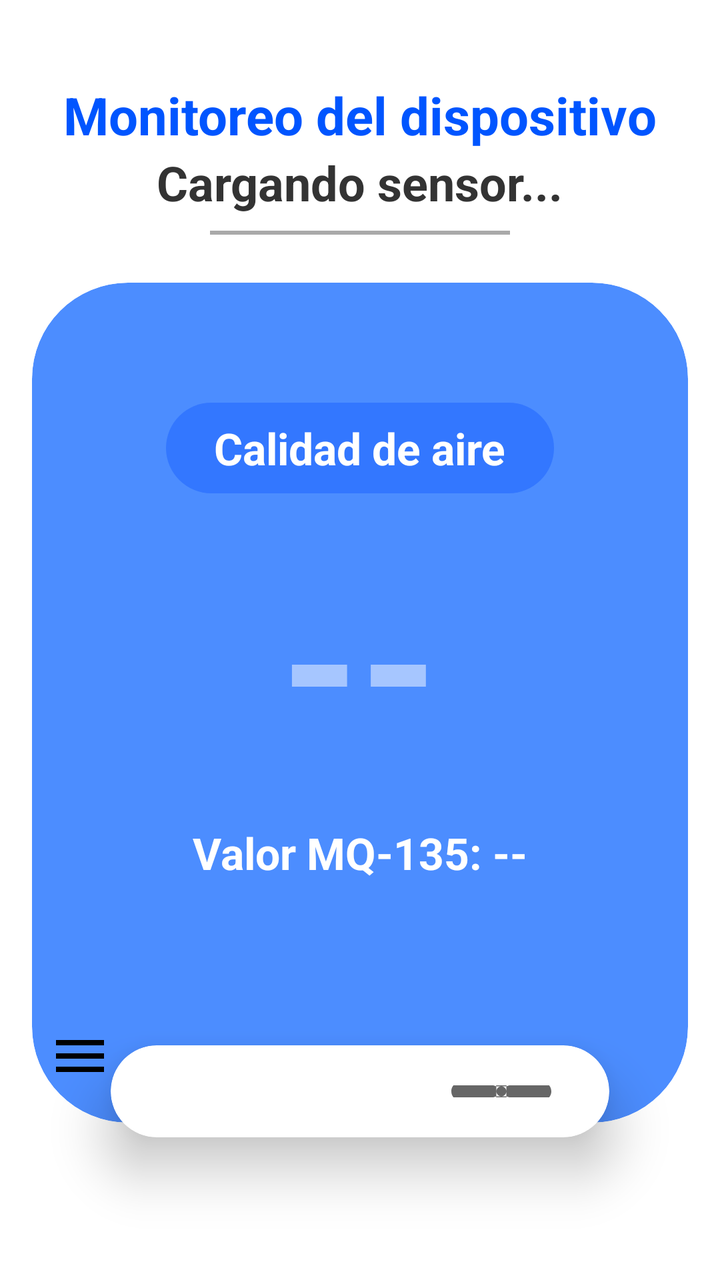
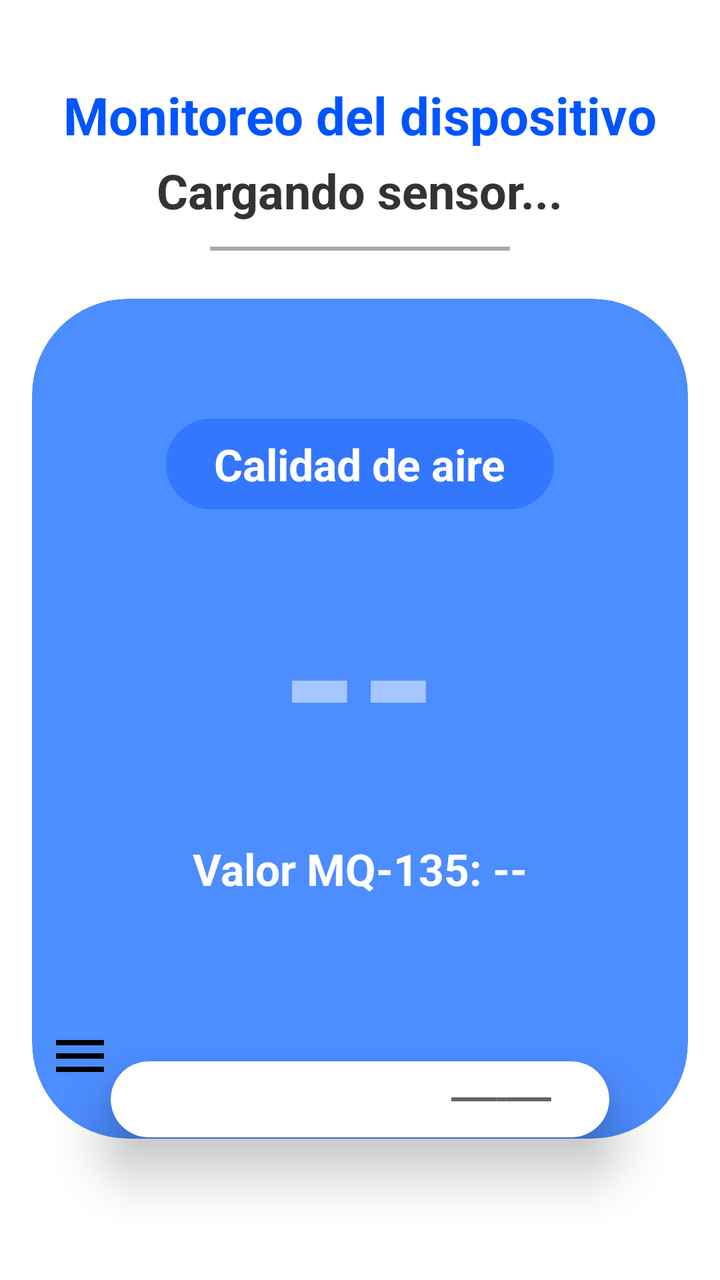

Before-and-after screenshots of an Android layout around one commit, followed by the original layout XML and the change that was made.
<!-- AndroidManifest.xml: application theme Theme.Monitoreo_de_Aire -->
<!-- res/layout/activity_dashboard.xml -->
<?xml version="1.0" encoding="utf-8"?>
<androidx.drawerlayout.widget.DrawerLayout
    xmlns:android="http://schemas.android.com/apk/res/android"
    xmlns:app="http://schemas.android.com/apk/res-auto"
    android:id="@+id/drawer_layout"
    android:layout_width="match_parent"
    android:layout_height="match_parent">

    
    <RelativeLayout
        android:layout_width="match_parent"
        android:layout_height="match_parent"
        android:background="@color/fondo_dashboard">

        <LinearLayout xmlns:android="http://schemas.android.com/apk/res/android"
            xmlns:app="http://schemas.android.com/apk/res-auto"
            android:id="@+id/dashboard"
            android:layout_width="match_parent"
            android:layout_height="match_parent"
            android:orientation="vertical"
            android:background="@color/white">

            <LinearLayout
                android:layout_width="match_parent"
                android:layout_height="match_parent"
                android:orientation="vertical"
                android:padding="16dp"
                android:gravity="center_horizontal">

                <TextView
                    android:layout_width="wrap_content"
                    android:layout_height="wrap_content"
                    android:layout_marginTop="24dp"
                    android:text="@string/dashboard_titulo"
                    android:textColor="@color/azul_primario"
                    android:textSize="26sp"
                    android:textStyle="bold" />

                <TextView
                    android:id="@+id/nombre_sensor"
                    android:layout_width="wrap_content"
                    android:layout_height="wrap_content"
                    android:text="@string/dashboard_cargando"
                    android:textColor="@color/gris_texto"
                    android:textSize="24sp"
                    android:textStyle="bold" />

                <View
                    android:layout_width="150dp"
                    android:layout_height="2dp"
                    android:layout_marginTop="8dp"
                    android:layout_marginBottom="24dp"
                    android:background="@color/gris_linea" />

                <RelativeLayout
                    android:layout_width="match_parent"
                    android:layout_height="match_parent"
                    android:clipToPadding="false">

                    
                    <androidx.cardview.widget.CardView
                        android:id="@+id/calidad_aire"
                        android:layout_width="match_parent"
                        android:layout_height="420dp"
                        app:cardCornerRadius="48dp"
                        app:cardBackgroundColor="@color/azul_claro"
                        app:cardElevation="0dp">

                        <LinearLayout
                            android:layout_width="match_parent"
                            android:layout_height="match_parent"
                            android:orientation="vertical"
                            android:gravity="center"
                            android:paddingBottom="60dp">

                            
                            <TextView
                                android:id="@+id/calidad_aire_lb"
                                android:layout_width="wrap_content"
                                android:layout_height="wrap_content"
                                android:text="@string/dashboard_calidad_aire"
                                android:textColor="@color/white"
                                android:textSize="22sp"
                                android:textStyle="bold"
                                android:background="@drawable/bg_rounded_text"
                                android:paddingHorizontal="24dp"
                                android:paddingVertical="8dp"
                                android:layout_marginBottom="16dp"/>

                            <TextView
                                android:id="@+id/estado_aire"
                                android:layout_width="wrap_content"
                                android:layout_height="wrap_content"
                                android:text="@string/valor_vacio"
                                android:textSize="100sp"
                                android:textColor="@color/blanco_translucido"
                                android:textStyle="bold" />

                            <TextView
                                android:id="@+id/sensor_val"
                                android:layout_width="wrap_content"
                                android:layout_height="wrap_content"
                                android:text="@string/dashboard_valor_vacio"
                                android:textSize="22sp"
                                android:textStyle="bold"
                                android:textColor="@color/white"
                                android:layout_marginTop="16dp"/>
                        </LinearLayout>
                    </androidx.cardview.widget.CardView>

                    
                    <androidx.cardview.widget.CardView
                        android:layout_width="match_parent"
                        android:layout_height="wrap_content"
                        android:layout_marginTop="350dp"
                        android:layout_marginHorizontal="16dp"
                        android:layout_marginBottom="24dp"
                        app:cardUseCompatPadding="true"
                        app:cardCornerRadius="24dp"
                        app:cardBackgroundColor="@color/white"
                        app:cardElevation="16dp">

                        <LinearLayout
                            android:layout_width="match_parent"
                            android:layout_height="wrap_content"
                            android:paddingHorizontal="24dp"
                            android:paddingVertical="20dp"
                            android:orientation="horizontal"
                            android:gravity="center_vertical">

                            
                            <LinearLayout
                                android:layout_width="0dp"
                                android:layout_height="wrap_content"
                                android:layout_weight="1"
                                android:orientation="vertical">

                                <TextView
                                    android:layout_width="wrap_content"
                                    android:layout_height="wrap_content"
                                    android:text="@string/dashboard_sistema_ventilacion"
                                    android:textColor="@color/azul_claro"
                                    android:textSize="20sp"
                                    android:textStyle="bold" />

                                <LinearLayout
                                    android:layout_width="wrap_content"
                                    android:layout_height="wrap_content"
                                    android:orientation="horizontal"
                                    android:gravity="center_vertical"
                                    android:layout_marginTop="4dp">

                                    <TextView
                                        android:layout_width="wrap_content"
                                        android:layout_height="wrap_content"
                                        android:text="@string/dashboard_extractor_label"
                                        android:textColor="@color/black"
                                        android:textSize="18sp"/>

                                    <TextView
                                        android:id="@+id/extractor"
                                        android:layout_width="wrap_content"
                                        android:layout_height="wrap_content"
                                        android:text="@string/valor_vacio"
                                        android:textColor="@color/gris_linea"
                                        android:textSize="16sp"
                                        android:textStyle="bold"/>
                                </LinearLayout>
                            </LinearLayout>

                            
                            <ImageView
                                android:layout_width="60dp"
                                android:layout_height="60dp"
                                android:src="@drawable/baseline_mode_fan_off_24"
                                app:tint="@color/gris_icono"/>

                        </LinearLayout> 
                    </androidx.cardview.widget.CardView>
                </RelativeLayout>
            </LinearLayout>
        </LinearLayout>

        
        <ImageView
            android:id="@+id/btnMenuHamburguesa"
            android:layout_width="48dp"
            android:layout_height="48dp"
            android:padding="8dp"
            android:layout_alignParentBottom="true"
            android:layout_alignParentStart="true"
            android:layout_marginStart="16dp"
            android:layout_marginBottom="88dp"
            android:src="@drawable/ic_menu_hamburguesa"
            android:contentDescription="@string/cd_abrir_menu"
            android:clickable="true"
            android:focusable="true" />

    </RelativeLayout>

    
    <com.google.android.material.navigation.NavigationView
        android:id="@+id/nav_view"
        android:layout_width="wrap_content"
        android:layout_height="match_parent"
        android:layout_gravity="start"
        android:background="@color/white"
        app:headerLayout="@layout/nav_header"
        app:menu="@menu/menu_lateral" />

</androidx.drawerlayout.widget.DrawerLayout>
<!-- res/layout/nav_header.xml (included above) -->
<?xml version="1.0" encoding="utf-8"?>
<LinearLayout xmlns:android="http://schemas.android.com/apk/res/android"
    xmlns:app="http://schemas.android.com/apk/res-auto"
    android:layout_width="match_parent"
    android:layout_height="160dp"
    android:background="@color/azul_primario"
    android:gravity="bottom"
    android:orientation="vertical"
    android:padding="24dp">

    <ImageView
        android:layout_width="56dp"
        android:layout_height="56dp"
        android:src="@drawable/baseline_account_circle_24"
        android:contentDescription="@string/cd_usuario"
        app:tint="@color/white" />

    <TextView
        android:layout_width="wrap_content"
        android:layout_height="wrap_content"
        android:layout_marginTop="8dp"
        android:text="@string/nav_header_titulo"
        android:textColor="@color/white"
        android:textSize="18sp"
        android:textStyle="bold" />
</LinearLayout>
<!-- resources referenced by this layout -->
<resources>
  <color name="azul_claro">#4C8DFF</color>
  <color name="azul_primario">#0055FF</color>
  <color name="black">#FF000000</color>
  <color name="blanco_translucido">#80FFFFFF</color>
  <color name="fondo_dashboard">#F0F4F8</color>
  <color name="gris_icono">#666666</color>
  <color name="gris_linea">#A9A9A9</color>
  <color name="gris_texto">#333333</color>
  <color name="white">#FFFFFFFF</color>
  <!-- drawable baseline_account_circle_24 (drawable) -->
  <vector xmlns:android="http://schemas.android.com/apk/res/android"
      android:width="48dp"
      android:height="48dp"
      android:viewportWidth="24"
      android:viewportHeight="24">
  
      <path
          android:fillColor="#FF666666"
          android:pathData="M12,2A10,10 0,1 0,12 22A10,10 0,1 0,12 2M12,6A3,3 0,1 1,12 12A3,3 0,1 1,12 6M12,20A8,8 0,0 1,5.5 16.7C5.6,14.7 9.8,13.5 12,13.5S18.4,14.7 18.5,16.7A8,8 0,0 1,12 20Z"/>
  </vector>
  <!-- drawable baseline_mode_fan_off_24 (drawable) -->
  <vector xmlns:android="http://schemas.android.com/apk/res/android"
      android:width="48dp"
      android:height="48dp"
      android:viewportWidth="24"
      android:viewportHeight="24">
  
      <path
          android:fillColor="#FF666666"
          android:pathData="M12,11a1,1 0,1 0,0.01 0M12,2c-2,0 -3,3 -2,6l1,3h2l1,-3c1,-3 0,-6 -2,-6zM22,12c0,-2 -3,-3 -6,-2l-3,1v2l3,1c3,1 6,0 6,-2zM12,22c2,0 3,-3 2,-6l-1,-3h-2l-1,3c-1,3 0,6 2,6zM2,12c0,2 3,3 6,2l3,-1v-2l-3,-1c-3,-1 -6,0 -6,2z"/>
  </vector>
  <!-- drawable bg_rounded_text (drawable) -->
  <shape xmlns:android="http://schemas.android.com/apk/res/android"
      android:shape="rectangle">
      <solid android:color="#3377FF"/>
      <corners android:radius="24dp"/>
  </shape>
  <!-- drawable ic_menu_hamburguesa (drawable) -->
  <vector xmlns:android="http://schemas.android.com/apk/res/android"
      android:width="32dp"
      android:height="32dp"
      android:viewportWidth="24"
      android:viewportHeight="24">
  
      <path
          android:fillColor="#FF000000"
          android:pathData="M3,6h18v2H3zM3,11h18v2H3zM3,16h18v2H3z"/>
  </vector>
  <string name="cd_abrir_menu">Abrir menú</string>
  <string name="cd_usuario">Usuario</string>
  <string name="dashboard_calidad_aire">Calidad de aire</string>
  <string name="dashboard_cargando">Cargando sensor...</string>
  <string name="dashboard_extractor_label">Extractor:</string>
  <string name="dashboard_sistema_ventilacion">Sistema de Ventilación</string>
  <string name="dashboard_titulo">Monitoreo del dispositivo</string>
  <string name="dashboard_valor_vacio">Valor MQ-135: --</string>
  <string name="nav_header_titulo">Monitoreo de Aire</string>
  <string name="valor_vacio">--</string>
  <style name="Theme.Monitoreo_de_Aire" parent="Base.Theme.Monitoreo_de_Aire" />
  <style name="Base.Theme.Monitoreo_de_Aire" parent="Theme.Material3.DayNight.NoActionBar">
          
          
      </style>
</resources>

<!-- the commit's change to res/layout/activity_dashboard.xml (unified diff, before → after) -->
@@ -40,6 +40,11 @@
                     android:id="@+id/nombre_sensor"
                     android:layout_width="wrap_content"
                     android:layout_height="wrap_content"
+                    android:background="?attr/selectableItemBackground"
+                    android:clickable="true"
+                    android:focusable="true"
+                    android:paddingHorizontal="12dp"
+                    android:paddingVertical="4dp"
                     android:text="@string/dashboard_cargando"
                     android:textColor="@color/gris_texto"
                     android:textSize="24sp"
@@ -110,8 +115,12 @@
 
                     
                     <androidx.cardview.widget.CardView
+                        android:id="@+id/cardVentilacion"
                         android:layout_width="match_parent"
                         android:layout_height="wrap_content"
+                        android:clickable="true"
+                        android:focusable="true"
+                        android:foreground="?attr/selectableItemBackground"
                         android:layout_marginTop="350dp"
                         android:layout_marginHorizontal="16dp"
                         android:layout_marginBottom="24dp"
